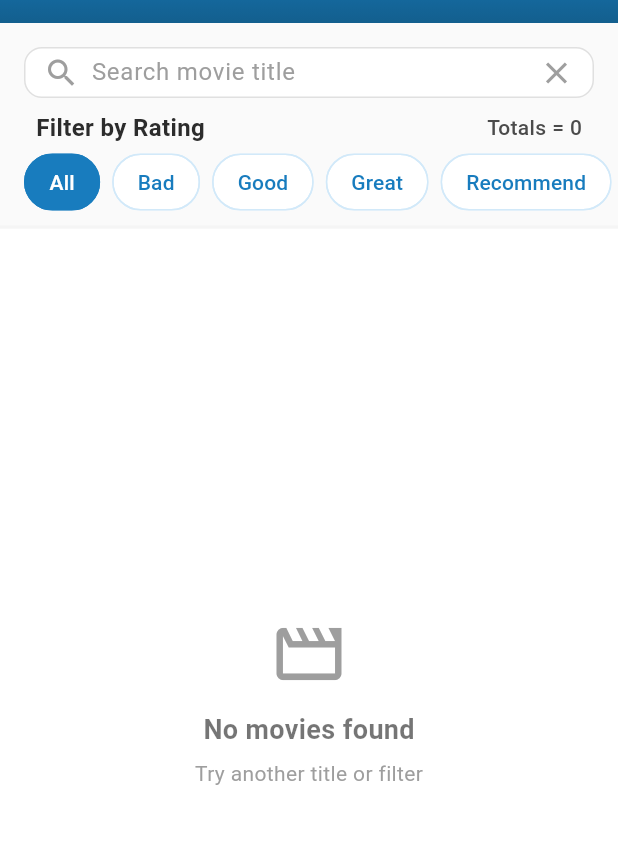
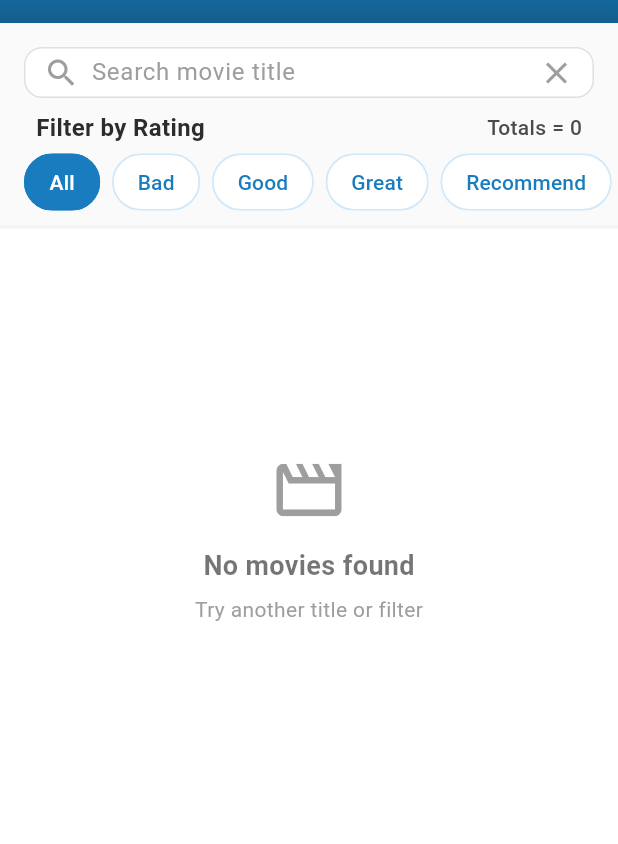
Before and after one commit to pratamarama/paper_movies, a Flutter app: the screen it shows after launch, on a phone screen of 412 x 824 dp, the part 61-905 px from its top. Run offline on Flutter 3.47's test engine with Material 3 defaults, Android fonts, the phone set to English and light mode, and no system bars; our stand-ins replace cached_network_image, dio, flutter_bloc, freezed_annotation, get_it; generated files the repository leaves out were written again; network calls fail.

```diff
--- a/lib/features/movies/presentation/pages/movie_list_page.dart
+++ b/lib/features/movies/presentation/pages/movie_list_page.dart
@@ -62,26 +62,33 @@ class _MovieListPageState extends State<MovieListPage> {
                 _ActionHeader(searchController: _searchController, movieList: movieList),
 
                 Expanded(
-                  child: RefreshIndicator(
-                    onRefresh: () async {
-                      context.read<MovieListBloc>().add(const MovieListEvent.initial());
-                    },
-                    child: BlocBuilder<MovieListBloc, MovieListState>(
+                  child: Stack(
+                    children: <Widget>[
+                      BlocBuilder<MovieListBloc, MovieListState>(
                         buildWhen: (MovieListState previous, MovieListState current) =>
                             previous.isLoading != current.isLoading,
                         builder: (BuildContext context, MovieListState state) {
-                        return Stack(
-                          children: <Widget>[
-                            if (state.isLoading)
-                              Center(
+                          if (state.isLoading) {
+                            return Center(
                               child: CupertinoActivityIndicator(
                                 color: Theme.of(context).primaryColor,
                                 radius: 12.0,
                               ),
+                            );
+                          }
+                          return const SizedBox.shrink();
+                        },
                       ),
 
+                      RefreshIndicator(
+                        onRefresh: () async {
+                          context.read<MovieListBloc>().add(const MovieListEvent.initial());
+                        },
+                        child: SingleChildScrollView(
+                          physics: const AlwaysScrollableScrollPhysics(),
+                          child: Column(
+                            children: <Widget>[
                               if (movieList.isEmpty && !state.isLoading) const _EmptyPlaceholder(),
-
                               if (context.isTablet)
                                 Builder(
                                   builder: (BuildContext context) {
@@ -92,19 +99,28 @@ class _MovieListPageState extends State<MovieListPage> {
                                         crossAxisCount: 3,
                                         mainAxisExtent: height + 130,
                                       ),
+                                      shrinkWrap: true,
+                                      physics: const NeverScrollableScrollPhysics(),
                                       itemCount: movieList.length,
                                       itemBuilder: (BuildContext context, int index) {
                                         final Movie movie = movieList[index];
                                         return MovieTabletCard(movie: movie);
                                       },
-                                    padding: const EdgeInsets.symmetric(horizontal: kPaddingSm, vertical: kPaddingSm),
+                                      padding: const EdgeInsets.symmetric(
+                                        horizontal: kPaddingSm,
+                                        vertical: kPaddingSm,
+                                      ),
                                     );
                                   },
                                 )
                               else
                                 ListView.separated(
-                                padding: const EdgeInsets.symmetric(horizontal: kPaddingMd, vertical: kPaddingSm),
+                                  padding: const EdgeInsets.symmetric(
+                                    horizontal: kPaddingMd,
+                                    vertical: kPaddingSm,
+                                  ),
                                   shrinkWrap: true,
+                                  physics: const NeverScrollableScrollPhysics(),
                                   itemCount: movieList.length,
                                   itemBuilder: (BuildContext context, int index) {
                                     final Movie movie = movieList[index];
@@ -113,9 +129,10 @@ class _MovieListPageState extends State<MovieListPage> {
                                   separatorBuilder: (_, _) => const SizedBox(height: kPaddingXs),
                                 ),
                             ],
-                        );
-                      },
                           ),
+                        ),
+                      ),
+                    ],
                   ),
                 ),
               ],
@@ -130,7 +147,7 @@ class _MovieListPageState extends State<MovieListPage> {
 class _ActionHeader extends StatelessWidget {
   final TextEditingController _searchController;
   final List<Movie> movieList;
-  const _ActionHeader({super.key, required TextEditingController searchController, required this.movieList})
+  const _ActionHeader({required TextEditingController searchController, required this.movieList})
     : _searchController = searchController;
 
   @override
@@ -138,6 +155,7 @@ class _ActionHeader extends StatelessWidget {
     return Container(
       color: Colors.grey[50],
       child: Column(
+        crossAxisAlignment: CrossAxisAlignment.start,
         children: <Widget>[
           const SizedBox(height: kPaddingMd),
           Padding(
@@ -233,8 +251,10 @@ class _EmptyPlaceholder extends StatelessWidget {
 
   @override
   Widget build(BuildContext context) {
-    return const Center(
-      child: Column(
+    return Center(
+      child: SizedBox(
+        height: MediaQuery.sizeOf(context).height / 2,
+        child: const Column(
           mainAxisAlignment: MainAxisAlignment.center,
           children: <Widget>[
             Icon(Icons.movie_outlined, size: 52, color: Colors.grey),
@@ -254,6 +274,7 @@ class _EmptyPlaceholder extends StatelessWidget {
             ),
           ],
         ),
+      ),
     );
   }
 }
```
Lines whose indentation alone changed are shown as unchanged.
